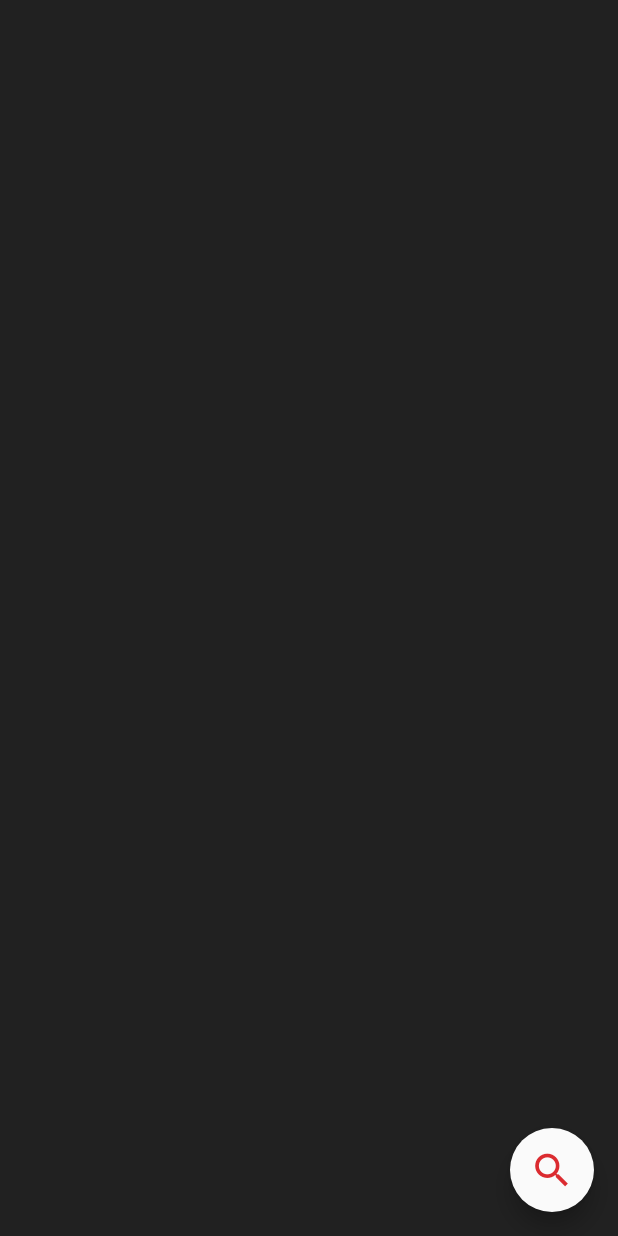
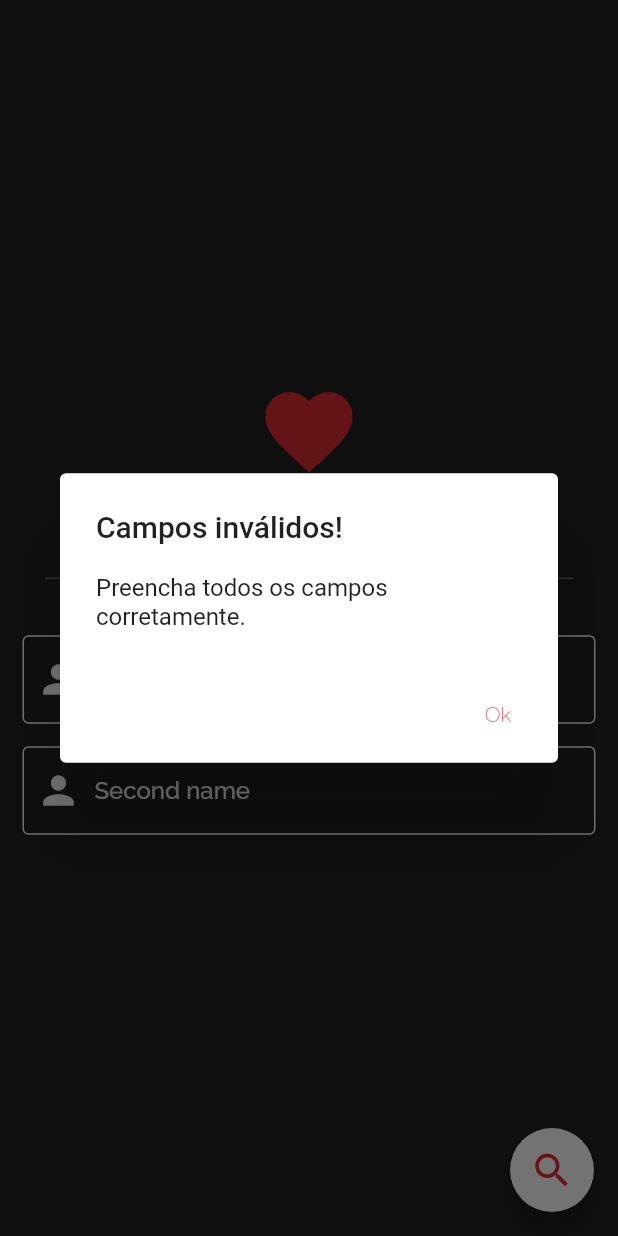
Before and after one commit to estermabel/love_calculator, a Flutter app: the screen it shows after launch, after a tap on the "search" icon, on a phone screen of 412 x 824 dp. Run offline on Flutter 3.47's test engine with Material 2 defaults, Android fonts, the phone set to English and light mode, and no system bars; our stand-ins replace dio, google_fonts, simple_animations.

Commit message:
layout almost ready, missing refresh and results

```diff
--- a/lib/model/Results.dart
+++ b/lib/model/Results.dart
@@ -1,22 +1,17 @@
 class Results {
-  String fname;
-  String sname;
   String percentage;
   String result;
 
-  Results({this.fname, this.sname, this.percentage, this.result});
+  Results({this.percentage, this.result});
 
   Results.fromJson(Map<String, dynamic> json) {
-    fname = json['fname'];
-    sname = json['sname'];
     percentage = json['percentage'];
     result = json['result'];
   }
 
   Map<String, dynamic> toJson() {
     final Map<String, dynamic> data = new Map<String, dynamic>();
-    data['fname'] = this.fname;
-    data['sname'] = this.sname;
+
     data['percentage'] = this.percentage;
     data['result'] = this.result;
     return data;
--- a/lib/pages/home_page.dart
+++ b/lib/pages/home_page.dart
@@ -1,5 +1,9 @@
+import 'dart:io';
+
+import 'package:flutter/cupertino.dart';
 import 'package:flutter/material.dart';
 import 'package:love_calculator/bloc/home_bloc.dart';
+import 'package:love_calculator/utils/helpers/helpers.dart';
 
 class HomePage extends StatefulWidget {
   @override
@@ -16,7 +20,80 @@ class _HomePageState extends State<HomePage> {
   Widget build(BuildContext context) {
     return Scaffold(
       backgroundColor: Theme.of(context).scaffoldBackgroundColor,
-      floatingActionButton: FloatingActionButton(
+      floatingActionButton: _searchButton(),
+      body: SafeArea(
+        child: Center(
+          child: SingleChildScrollView(
+            child: Column(
+              children: [
+                _icon(),
+                _textTitle(),
+                _divider(),
+                Padding(
+                  padding: const EdgeInsets.fromLTRB(15, 30, 15, 15),
+                  child: _textFormField(
+                    textEditingController: _fname,
+                    hintText: "First name",
+                  ),
+                ),
+                Padding(
+                  padding: const EdgeInsets.fromLTRB(15, 0, 15, 15),
+                  child: _textFormField(
+                    textEditingController: _sname,
+                    hintText: "Second name",
+                  ),
+                ),
+              ],
+            ),
+          ),
+        ),
+      ),
+    );
+  }
+
+  Padding _divider() {
+    return Padding(
+      padding: const EdgeInsets.only(top: 15),
+      child: Divider(),
+    );
+  }
+
+  Text _textTitle() {
+    return Text(
+      "Love Calculator",
+      textAlign: TextAlign.center,
+      style: Theme.of(context).textTheme.headline4,
+    );
+  }
+
+  IconTheme _icon() {
+    return IconTheme(
+      data: Theme.of(context).iconTheme.copyWith(
+            size: 70,
+            color: Theme.of(context).primaryColorLight,
+          ),
+      child: Icon(Icons.favorite),
+    );
+  }
+
+  TextFormField _textFormField(
+      {TextEditingController textEditingController, String hintText}) {
+    return TextFormField(
+      onChanged: (value) => textEditingController.text = value,
+      keyboardType: TextInputType.text,
+      style: TextStyle(color: Theme.of(context).accentColor),
+      decoration: InputDecoration(
+        hintText: hintText,
+        prefixIcon: IconTheme(
+          data: Theme.of(context).iconTheme.copyWith(size: 30),
+          child: Icon(Icons.person),
+        ),
+      ),
+    );
+  }
+
+  FloatingActionButton _searchButton() {
+    return FloatingActionButton(
       child: IconTheme(
         data: Theme.of(context).iconTheme.copyWith(
               color: Theme.of(context).primaryColorLight,
@@ -25,10 +102,69 @@ class _HomePageState extends State<HomePage> {
         child: Icon(Icons.search),
       ),
       onPressed: () {
+        if (Helpers.validateName(_fname.text) &&
+            Helpers.validateName(_sname.text)) {
           _bloc.getResults(fname: _fname.text, sname: _sname.text);
+        } else {
+          _buildAlertDialog(
+            title: "Campos inválidos!",
+            content: "Preencha todos os campos corretamente.",
+          );
+        }
       },
-      ),
-      body: SingleChildScrollView(),
+    );
+  }
+
+  _buildAlertDialog({String title, String content}) {
+    if (Platform.isIOS) {
+      _buildIOSDialog(
+        title: title,
+        content: content,
+      );
+    } else {
+      _buildAndroidDialog(
+        title: title,
+        content: content,
       );
     }
   }
+
+  _buildIOSDialog({String title, String content}) {
+    return showDialog(
+      context: context,
+      builder: (context) {
+        return CupertinoAlertDialog(
+          title: Text(title),
+          content: Text(content),
+          actions: [
+            CupertinoDialogAction(
+              child: Text("Ok"),
+              onPressed: () => Navigator.pop(context),
+            ),
+          ],
+        );
+      },
+    );
+  }
+
+  _buildAndroidDialog({String title, String content}) {
+    return showDialog(
+      context: context,
+      builder: (context) {
+        return AlertDialog(
+          title: Text(title),
+          content: Text(content),
+          actions: [
+            TextButton(
+              onPressed: () => Navigator.pop(context),
+              child: Text(
+                "Ok",
+                style: Theme.of(context).textTheme.button,
+              ),
+            ),
+          ],
+        );
+      },
+    );
+  }
+}
--- a/lib/utils/helpers/helpers.dart
+++ b/lib/utils/helpers/helpers.dart
@@ -1,4 +1,11 @@
 class Helpers {
+  static bool validateName(String name) {
+    if (name.isEmpty || name == null) {
+      return false;
+    }
+    return true;
+  }
+
   static bool validateEmail(String value) {
     Pattern pattern =
         r'^(([^<>()[\]\\.,;:\s@\"]+(\.[^<>()[\]\\.,;:\s@\"]+)*)|(\".+\"))@((\[[0-9]{1,3}\.[0-9]{1,3}\.[0-9]{1,3}\.[0-9]{1,3}\])|(([a-zA-Z\-0-9]+\.)+[a-zA-Z]{2,}))$';
--- a/lib/utils/style/colors.dart
+++ b/lib/utils/style/colors.dart
@@ -1,12 +1,12 @@
 import 'package:flutter/material.dart';
 
-const Color primaryColor = Color(0xFF140A25);
+const Color primaryColor = Color(0xFFDB2B30);
 const Color primaryColorLight = Color(0xFFDB2B30);
 const Color primaryColorDark = Color(0xFF5A142A);
 const Color accentColor = Color(0xFFFAFAFA);
 const Color errorColor = Color(0xFF8F1D2C);
 const Color disabledColor = Color(0xFF8a8e96);
-Color dividerColor = Color(0xFFDB2B30).withOpacity(0.5);
+const Color dividerColor = Color(0xFF8a8e96);
 const Color backgroundColor = Color(0xFF212121);
 const Color splashColor = Color(0xFF8F1D2C);
 
--- a/pubspec.yaml
+++ b/pubspec.yaml
@@ -21,6 +21,8 @@ dependencies:
   google_fonts: ^1.1.2
   # Used to build simple animations
   simple_animations: ^2.2.1
+  # Used to get informations about the user's device
+  device_info: ^1.0.0
 
   cupertino_icons: ^1.0.2
 
```
Also changed, not shown: lib/utils/style/themes/base_theme.dart (+41 -0 lines), pubspec.lock, 1 other file. Lines whose indentation alone changed are shown as unchanged.
